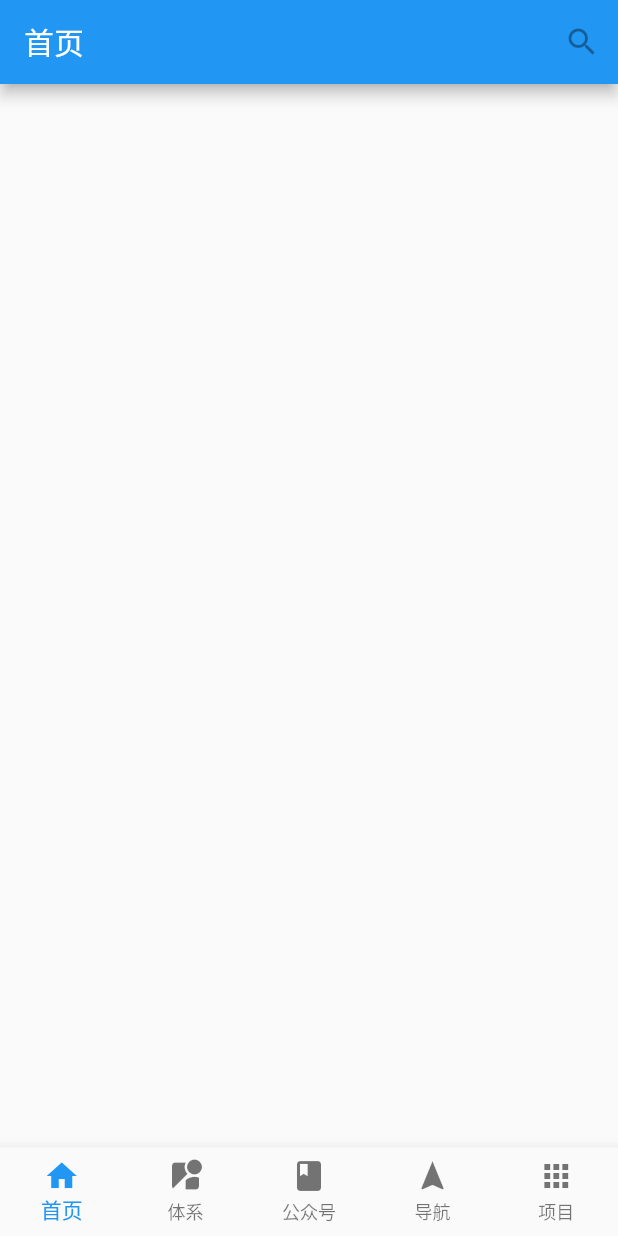
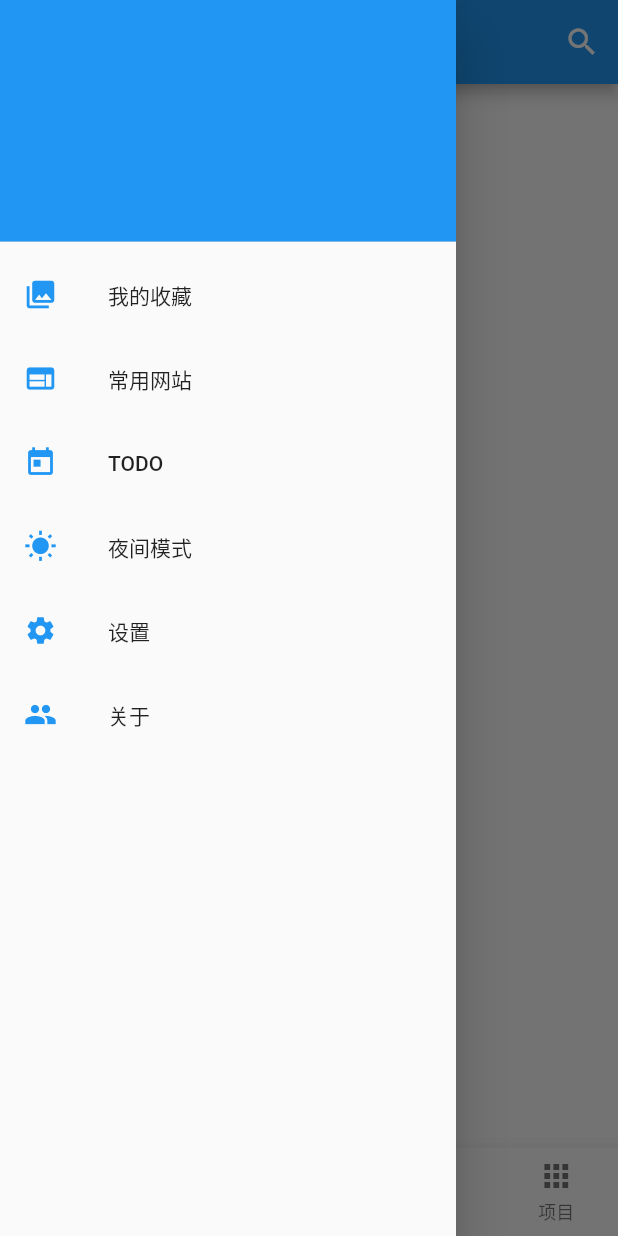
Before and after one commit to AboutJoke/flutter_wanandroid, a Flutter app: the screen it shows after launch, with the side drawer open (before the commit the screen has no drawer), on a phone screen of 412 x 824 dp. Run offline on Flutter 3.47's test engine with Material 2 defaults, Android fonts, the phone set to English and light mode, and no system bars.

Commit message:
侧边抽屉初步实现

```diff
--- /dev/null
+++ b/lib/GlobalConfig.dart
@@ -0,0 +1,23 @@
+import 'package:flutter/material.dart';
+
+class GlobalConfig {
+  static bool dark = false;
+
+  static getThemeData(bool dark){
+    if(dark){
+      return themeDataDark;
+    }else{
+      return themeDataLight;
+    }
+  }
+
+  static ThemeData themeData = getThemeData(dark);
+
+  static ThemeData themeDataLight = new ThemeData(
+    primarySwatch: Colors.blue,
+    primaryColor: Colors.grey[100],
+    primaryColorBrightness: Brightness.light,
+  );
+
+  static ThemeData themeDataDark = new ThemeData.dark();
+}
--- a/lib/main.dart
+++ b/lib/main.dart
@@ -1,5 +1,7 @@
 import 'package:flutter/material.dart';
 import './widget/MyBottomNavigation.dart';
+import './ui/DrawWidgetUI.dart';
+import './ui/SearchPageUI.dart';
 
 void main() => runApp(MyApp());
 
@@ -52,12 +54,18 @@ class _MyHomeState extends State<MyHomePage> with AutomaticKeepAliveClientMixin{
     );
   }
 
+  void _handlerPress() {
+    Navigator.push(context, new MaterialPageRoute(builder: (context) {
+      return new WidgetSearchPage(null);
+    }));
+  }
+
   List<Widget> _appBarAction() {
     if (_isShowDraw) {
       return [
         new IconButton(
             icon: new Icon(Icons.search),
-            onPressed: null)
+            onPressed: _handlerPress)
       ];
     } else {
       return null;
@@ -69,7 +77,7 @@ class _MyHomeState extends State<MyHomePage> with AutomaticKeepAliveClientMixin{
     return new Container(
       child: new Scaffold(
         appBar: _appBarWidget(context),
-        drawer: null,
+        drawer: WidgetDraw(),
         bottomNavigationBar: MyBottomNavigation(
           index: _index,
           onChange: _handleChange,
--- /dev/null
+++ b/lib/ui/DrawWidgetUI.dart
@@ -0,0 +1,92 @@
+import 'package:flutter/material.dart';
+import 'package:flutter_wanandroid/GlobalConfig.dart';
+
+class WidgetDraw extends StatefulWidget {
+  @override
+  State<StatefulWidget> createState() {
+    return new _WidgetDrwState();
+  }
+}
+
+class _WidgetDrwState extends State<WidgetDraw> {
+  @override
+  Widget build(BuildContext context) {
+    return Drawer(
+      child: new ListView(
+        padding: EdgeInsets.zero,
+        children: <Widget>[
+          new UserAccountsDrawerHeader(accountName: null, accountEmail: null),
+          new ListTile(
+            title: new Text(
+              "我的收藏",
+              textAlign: TextAlign.left,
+            ),
+            leading: new Icon(Icons.collections,
+                color: GlobalConfig.themeData.accentColor, size: 22.0),
+            onTap: () {},
+          ),
+          new ListTile(
+            title: new Text(
+              "常用网站",
+              textAlign: TextAlign.left,
+            ),
+            leading: new Icon(
+              Icons.web,
+              color: GlobalConfig.themeData.accentColor,
+              size: 22.0,
+            ),
+            onTap: () {},
+          ),
+          new ListTile(
+            title: new Text(
+              "TODO",
+              textAlign: TextAlign.left,
+            ),
+            leading: new Icon(
+              Icons.today,
+              color: GlobalConfig.themeData.accentColor,
+              size: 22.0,
+            ),
+            onTap: () {},
+          ),
+          new ListTile(
+            title: new Text(
+              "夜间模式",
+              textAlign: TextAlign.left,
+            ),
+            leading: new Icon(
+              Icons.wb_sunny,
+              color: GlobalConfig.themeData.accentColor,
+              size: 22.0,
+            ),
+            onTap: () {},
+          ),
+          new ListTile(
+            title: new Text(
+              "设置",
+              textAlign: TextAlign.left,
+            ),
+            leading: new Icon(
+              Icons.settings,
+              color: GlobalConfig.themeData.accentColor,
+              size: 22.0,
+            ),
+            onTap: () {},
+          ),
+          new ListTile(
+            title: new Text(
+              "关于",
+              textAlign: TextAlign.left,
+            ),
+            leading: new Icon(
+              Icons.people,
+              color: GlobalConfig.themeData.accentColor,
+              size: 22.0,
+            ),
+            onTap: () {},
+          )
+        ],
+      ),
+    );
+  }
+}
--- /dev/null
+++ b/lib/ui/SearchPageUI.dart
@@ -0,0 +1,27 @@
+import 'package:flutter/material.dart';
+
+class WidgetSearchPage extends StatefulWidget{
+
+  final String searchStr;
+
+  WidgetSearchPage(this.searchStr);
+
+  @override
+  State<StatefulWidget> createState() {
+    return _WidgetSearchState();
+  }
+
+}
+
+class _WidgetSearchState extends State<WidgetSearchPage> {
+  @override
+  Widget build(BuildContext context) {
+    return new MaterialApp(
+      theme: ThemeData(
+        primarySwatch: Colors.blue,
+      ),
+      home: new Text("search"),
+    );
+  }
+
+}
```
Also changed, not shown: lib/generated/i18n.dart (added).
